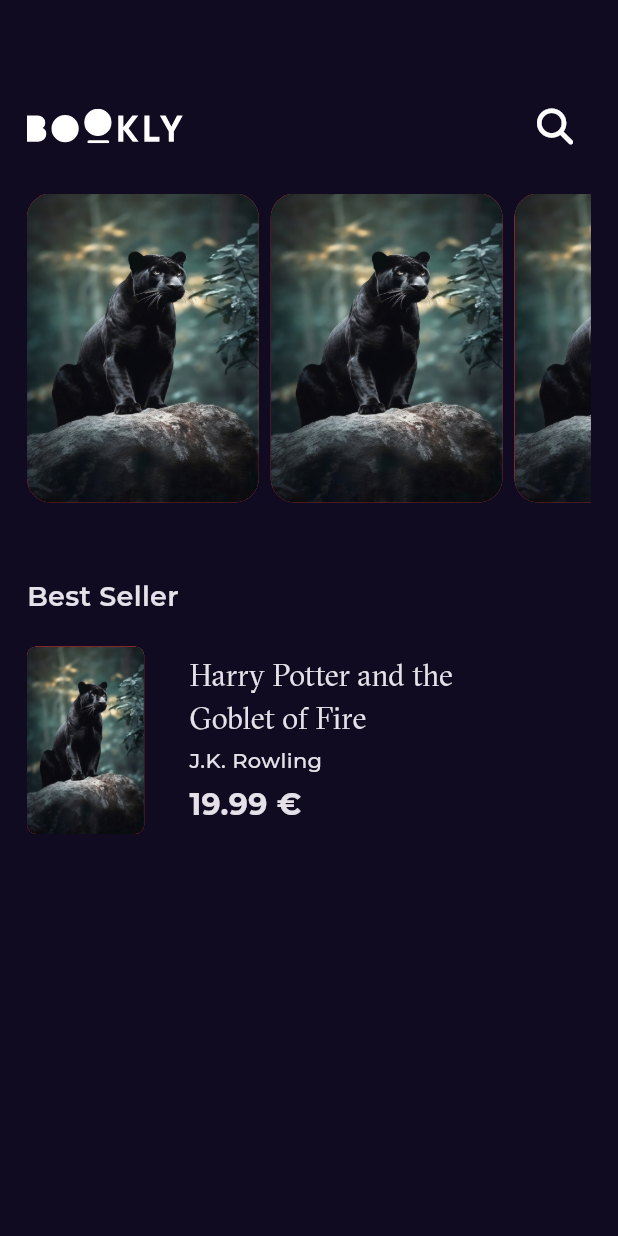
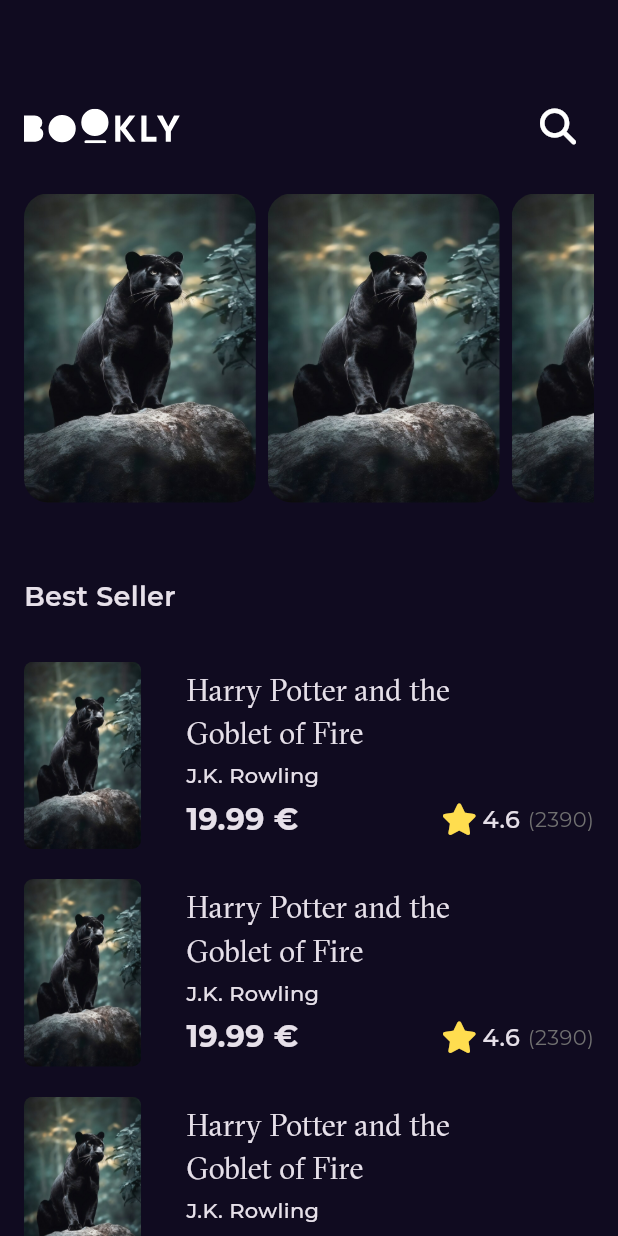
Before and after one commit to hamz491/Bookly, a Flutter app: the screen it shows after launch, on a phone screen of 412 x 824 dp. Run offline on Flutter 3.47's test engine with Material 3 defaults, Android fonts, the phone set to English and light mode, and no system bars; our stand-ins replace flutter_svg, font_awesome_flutter, go_router, google_fonts.

Commit message:
create custom_book_details_app_bar

```diff
--- /dev/null
+++ b/lib/Core/utils/appRouter.dart
@@ -0,0 +1,24 @@
+import 'package:bookly/Features/Home/presentation/View/Book_Details_View.dart';
+import 'package:bookly/Features/Home/presentation/View/HomeView.dart';
+import 'package:bookly/Features/Splash/Preserntaion/view/SplashView.dart';
+import 'package:bookly/constants.dart';
+import 'package:go_router/go_router.dart';
+
+abstract class appRouter {
+  static final router = GoRouter(
+    routes: [
+      GoRoute(
+        path: '/', // initial route
+        builder: (context, state) => const SplashView(),
+      ),
+      GoRoute(
+        path: khomeView,
+        builder: (context, state) => const HomeView(),
+      ),
+      GoRoute(
+        path: kbookdetails_view,
+        builder: (context, state) => const BookDetailsView(),
+      ),
+    ],
+  );
+}
--- /dev/null
+++ b/lib/Features/Home/presentation/View/Book_Details_View.dart
@@ -0,0 +1,22 @@
+import 'package:bookly/Features/Home/presentation/Widgets/custom_book_details_appBar.dart';
+import 'package:flutter/material.dart';
+
+class BookDetailsView extends StatelessWidget {
+  const BookDetailsView({super.key});
+
+  @override
+  Widget build(BuildContext context) {
+    return const Scaffold(
+      body: Padding(
+        padding: EdgeInsets.symmetric(horizontal: 23),
+        child: SafeArea(
+          child: Column(
+            children: [
+              Custom_Book_Details_App_bar(),
+            ],
+          ),
+        ),
+      ),
+    );
+  }
+}
--- a/lib/Features/Home/presentation/View/HomeView.dart
+++ b/lib/Features/Home/presentation/View/HomeView.dart
@@ -1,7 +1,5 @@
-import 'package:bookly/Core/utils/Styles.dart';
-import 'package:bookly/Features/Splash/Preserntaion/view/Widgets/BestSellerListview_Item.dart';
-import 'package:bookly/Features/Splash/Preserntaion/view/Widgets/Custom_AppBar.dart';
-import 'package:bookly/Features/Splash/Preserntaion/view/Widgets/Custom_ListView.dart';
+import 'package:bookly/Features/Home/presentation/Widgets/BestSellerListview_Item.dart';
+import 'package:bookly/Features/Home/presentation/Widgets/homeView_body.dart';
 import 'package:flutter/material.dart';
 
 class HomeView extends StatelessWidget {
@@ -10,24 +8,7 @@ class HomeView extends StatelessWidget {
   @override
   Widget build(BuildContext context) {
     return const Scaffold(
-      body: Padding(
-        padding: EdgeInsets.symmetric(horizontal: 18),
-        child: Column(
-          crossAxisAlignment: CrossAxisAlignment.start,
-          children: [
-            CustomAppBar(),
-            Custom_ListView(),
-            Padding(
-              padding: EdgeInsets.only(top: 50, bottom: 20),
-              child: Text(
-                'Best Seller',
-                style: Styles.textStyle18,
-              ),
-            ),
-            BestSellerListView_Item(),
-          ],
-        ),
-      ),
+      body: HomeView_Body(),
     );
   }
 }
--- /dev/null
+++ b/lib/Features/Home/presentation/Widgets/BestSellerListview_Item.dart
@@ -0,0 +1,76 @@
+import 'package:bookly/Core/utils/Assets.dart';
+import 'package:bookly/Core/utils/Styles.dart';
+import 'package:bookly/Features/Home/presentation/Widgets/book_rating.dart';
+import 'package:bookly/constants.dart';
+import 'package:flutter/material.dart';
+import 'package:go_router/go_router.dart';
+
+class BestSellerListView_Item extends StatelessWidget {
+  const BestSellerListView_Item({super.key});
+
+  @override
+  Widget build(BuildContext context) {
+    return GestureDetector(
+      onTap: () {
+        GoRouter.of(context).push(kbookdetails_view);
+      },
+      child: Row(
+        children: [
+          SizedBox(
+            height: 125,
+            child: AspectRatio(
+              aspectRatio: 2.5 / 4,
+              child: Container(
+                decoration: BoxDecoration(
+                  borderRadius: BorderRadius.circular(6),
+                  image: const DecorationImage(
+                    fit: BoxFit.fill,
+                    image: AssetImage(AssetsData.ktestimage),
+                  ),
+                ),
+              ),
+            ),
+          ),
+          const SizedBox(width: 30),
+          Expanded(
+            child: Column(
+              crossAxisAlignment: CrossAxisAlignment.start,
+              children: [
+                SizedBox(
+                  width: MediaQuery.of(context).size.width * .5,
+                  child: Text(
+                    'Harry Potter and the Goblet of Fire',
+                    style: Styles.textStyle20.copyWith(
+                      fontFamily: ksectrafont,
+                      fontWeight: FontWeight.normal,
+                    ),
+                    maxLines: 2,
+                    overflow: TextOverflow.ellipsis,
+                  ),
+                ),
+                const SizedBox(height: 3),
+                Text(
+                  'J.K. Rowling',
+                  style: Styles.textStyle14.copyWith(
+                    fontWeight: FontWeight.w500,
+                  ),
+                ),
+                const SizedBox(height: 5),
+                const Row(
+                  children: [
+                    Text(
+                      '19.99 €',
+                      style: Styles.textStyle20,
+                    ),
+                    Spacer(),
+                    BookRating(),
+                  ],
+                ),
+              ],
+            ),
+          ),
+        ],
+      ),
+    );
+  }
+}
--- /dev/null
+++ b/lib/Features/Home/presentation/Widgets/Book_Details_View_Body.dart
@@ -0,0 +1,10 @@
+import 'package:flutter/material.dart';
+
+class BookDetailsView_Body extends StatelessWidget {
+  const BookDetailsView_Body({super.key});
+
+  @override
+  Widget build(BuildContext context) {
+    return Container();
+  }
+}
--- a/lib/Features/Splash/Preserntaion/view/Widgets/Custom_ListView.dart
+++ b/lib/Features/Home/presentation/Widgets/Custom_ListView.dart
@@ -1,4 +1,4 @@
-import 'package:bookly/Features/Splash/Preserntaion/view/Widgets/Custom_bookCard.dart';
+import 'package:bookly/Features/Home/presentation/Widgets/Custom_bookCard.dart';
 import 'package:flutter/material.dart';
 
 class Custom_ListView extends StatelessWidget {
--- a/lib/Features/Splash/Preserntaion/view/Widgets/Custom_bookCard.dart
+++ b/lib/Features/Home/presentation/Widgets/Custom_bookCard.dart
@@ -14,7 +14,6 @@ class BookCard extends StatelessWidget {
           height: MediaQuery.of(context).size.height * .25,
           decoration: BoxDecoration(
             borderRadius: BorderRadius.circular(16),
-            color: Colors.red,
             image: const DecorationImage(
               fit: BoxFit.fill,
               image: AssetImage(AssetsData.ktestimage),
--- a/lib/Features/Splash/Preserntaion/view/Widgets/SplashView_Body.dart
+++ b/lib/Features/Home/presentation/Widgets/SplashView_Body.dart
@@ -1,10 +1,9 @@
 import 'package:bookly/Core/utils/Assets.dart';
-import 'package:bookly/Features/Home/presentation/View/HomeView.dart';
-import 'package:bookly/Features/Splash/Preserntaion/view/Widgets/SlidingText.dart';
+import 'package:bookly/Features/Home/presentation/Widgets/SlidingText.dart';
 import 'package:bookly/constants.dart';
 import 'package:flutter/material.dart';
 import 'package:flutter_svg/flutter_svg.dart';
-import 'package:get/get.dart';
+import 'package:go_router/go_router.dart';
 
 class SplashView_Body extends StatefulWidget {
   const SplashView_Body({super.key});
@@ -59,11 +58,7 @@ class _SplashView_BodyState extends State<SplashView_Body>
     Future.delayed(
       const Duration(seconds: 2),
       () {
-        Get.to(
-          () => const HomeView(),
-          transition: Transition.fade,
-          duration: kTransitionDuration,
-        );
+        GoRouter.of(context).push(khomeView);
       },
     );
   }
--- /dev/null
+++ b/lib/Features/Home/presentation/Widgets/bestSellerListView_Builder.dart
@@ -0,0 +1,21 @@
+import 'package:bookly/Features/Home/presentation/Widgets/BestSellerListview_Item.dart';
+import 'package:flutter/widgets.dart';
+
+class BestSellerListView_Builder extends StatelessWidget {
+  const BestSellerListView_Builder({super.key});
+
+  @override
+  Widget build(BuildContext context) {
+    return ListView.builder(
+      physics: const NeverScrollableScrollPhysics(),
+      padding: EdgeInsets.zero,
+      itemCount: 10,
+      itemBuilder: (context, index) {
+        return const Padding(
+          padding: EdgeInsets.symmetric(vertical: 10),
+          child: BestSellerListView_Item(),
+        );
+      },
+    );
+  }
+}
--- /dev/null
+++ b/lib/Features/Home/presentation/Widgets/book_rating.dart
@@ -0,0 +1,32 @@
+import 'package:bookly/Core/utils/Styles.dart';
+import 'package:flutter/material.dart';
+import 'package:font_awesome_flutter/font_awesome_flutter.dart';
+
+class BookRating extends StatelessWidget {
+  const BookRating({super.key});
+
+  @override
+  Widget build(BuildContext context) {
+    return Row(
+      children: [
+        const Icon(
+          FontAwesomeIcons.solidStar,
+          color: Color(0xffFFDD4F),
+          size: 21,
+        ),
+        const SizedBox(width: 6.3),
+        const Text(
+          '4.6',
+          style: Styles.textStyle16,
+        ),
+        const SizedBox(width: 5),
+        Text(
+          '(2390)',
+          style: Styles.textStyle14.copyWith(
+            color: const Color(0xff707070),
+          ),
+        )
+      ],
+    );
+  }
+}
--- /dev/null
+++ b/lib/Features/Home/presentation/Widgets/custom_book_details_appBar.dart
@@ -0,0 +1,27 @@
+import 'package:flutter/material.dart';
+
+class Custom_Book_Details_App_bar extends StatelessWidget {
+  const Custom_Book_Details_App_bar({super.key});
+
+  @override
+  Widget build(BuildContext context) {
+    return Row(
+      mainAxisAlignment: MainAxisAlignment.spaceBetween,
+      children: [
+        IconButton(
+          onPressed: () {},
+          icon: const Icon(
+            Icons.close,
+            color: Colors.white,
+            size: 32,
+          ),
+        ),
+        const Icon(
+          Icons.shopping_cart_outlined,
+          color: Colors.white,
+          size: 28,
+        ),
+      ],
+    );
+  }
+}
--- /dev/null
+++ b/lib/Features/Home/presentation/Widgets/homeView_body.dart
@@ -0,0 +1,40 @@
+import 'package:bookly/Core/utils/Styles.dart';
+import 'package:bookly/Features/Home/presentation/Widgets/Custom_AppBar.dart';
+import 'package:bookly/Features/Home/presentation/Widgets/Custom_ListView.dart';
+import 'package:bookly/Features/Home/presentation/Widgets/bestSellerListView_Builder.dart';
+import 'package:flutter/material.dart';
+
+class HomeView_Body extends StatelessWidget {
+  const HomeView_Body({super.key});
+
+  @override
+  Widget build(BuildContext context) {
+    return const Padding(
+      padding: EdgeInsets.symmetric(horizontal: 16),
+      child: CustomScrollView(
+        physics: BouncingScrollPhysics(),
+        slivers: [
+          SliverToBoxAdapter(
+            child: Column(
+              crossAxisAlignment: CrossAxisAlignment.start,
+              children: [
+                CustomAppBar(),
+                Custom_ListView(),
+                Padding(
+                  padding: EdgeInsets.only(top: 50, bottom: 20),
+                  child: Text(
+                    'Best Seller',
+                    style: Styles.textStyle18,
+                  ),
+                ),
+              ],
+            ),
+          ),
+          SliverFillRemaining(
+            child: BestSellerListView_Builder(),
+          ),
+        ],
+      ),
+    );
+  }
+}
--- a/lib/Features/Splash/Preserntaion/view/SplashView.dart
+++ b/lib/Features/Splash/Preserntaion/view/SplashView.dart
@@ -1,4 +1,4 @@
-import 'package:bookly/Features/Splash/Preserntaion/view/Widgets/SplashView_Body.dart';
+import 'package:bookly/Features/Home/presentation/Widgets/SplashView_Body.dart';
 import 'package:flutter/material.dart';
 
 class SplashView extends StatelessWidget {
--- a/lib/Features/Splash/Preserntaion/view/Widgets/BestSellerListview_Item.dart
+++ /dev/null
@@ -1,62 +0,0 @@
-import 'package:bookly/Core/utils/Assets.dart';
-import 'package:bookly/Core/utils/Styles.dart';
-import 'package:bookly/constants.dart';
-import 'package:flutter/material.dart';
-
-class BestSellerListView_Item extends StatelessWidget {
-  const BestSellerListView_Item({super.key});
-
-  @override
-  Widget build(BuildContext context) {
-    return Row(
-      children: [
-        SizedBox(
-          height: 125,
-          child: AspectRatio(
-            aspectRatio: 2.5 / 4,
-            child: Container(
-              decoration: BoxDecoration(
-                color: Colors.red,
-                borderRadius: BorderRadius.circular(6),
-                image: const DecorationImage(
-                  fit: BoxFit.fill,
-                  image: AssetImage(AssetsData.ktestimage),
-                ),
-              ),
-            ),
-          ),
-        ),
-        const SizedBox(width: 30),
-        Column(
-          crossAxisAlignment: CrossAxisAlignment.start,
-          children: [
-            SizedBox(
-              width: MediaQuery.of(context).size.width * .5,
-              child: Text(
-                'Harry Potter and the Goblet of Fire',
-                style: Styles.textStyle20.copyWith(
-                  fontFamily: ksectrafont,
-                  fontWeight: FontWeight.normal,
-                ),
-                maxLines: 2,
-                overflow: TextOverflow.ellipsis,
-              ),
-            ),
-            const SizedBox(height: 3),
-            Text(
-              'J.K. Rowling',
-              style: Styles.textStyle14.copyWith(
-                fontWeight: FontWeight.w500,
-              ),
-            ),
-            const SizedBox(height: 5),
-            const Text(
-              '19.99 €',
-              style: Styles.textStyle20,
-            ),
-          ],
-        ),
-      ],
-    );
-  }
-}
--- a/lib/constants.dart
+++ b/lib/constants.dart
@@ -4,3 +4,5 @@ const kPrimaryColor = Color(0xff100B20);
 const kTransitionDuration = Duration(seconds: 1);
 const kLogo = 'assets/images/Logo.svg';
 const ksectrafont = 'gt-sectra-fine-book-webfont';
+const khomeView = '/homeView';
+const kbookdetails_view = '/bookdetailsview';
--- a/lib/main.dart
+++ b/lib/main.dart
@@ -1,7 +1,6 @@
-import 'package:bookly/Features/Splash/Preserntaion/view/SplashView.dart';
+import 'package:bookly/Core/utils/appRouter.dart';
 import 'package:bookly/constants.dart';
 import 'package:flutter/material.dart';
-import 'package:get/get.dart';
 import 'package:google_fonts/google_fonts.dart';
 
 void main() {
@@ -13,14 +12,18 @@ class Bookly extends StatelessWidget {
 
   @override
   Widget build(BuildContext context) {
-    return GetMaterialApp(
+    return MaterialApp.router(
+      routerConfig: appRouter.router,
+      debugShowCheckedModeBanner: false,
       theme: ThemeData().copyWith(
-        appBarTheme:
-            const AppBarTheme().copyWith(backgroundColor: kPrimaryColor),
+        appBarTheme: const AppBarTheme().copyWith(
+          backgroundColor: kPrimaryColor,
+        ),
         scaffoldBackgroundColor: kPrimaryColor,
-        textTheme: GoogleFonts.montserratTextTheme(ThemeData.dark().textTheme),
+        textTheme: GoogleFonts.montserratTextTheme(
+          ThemeData.dark().textTheme,
+        ),
       ),
-      home: const SplashView(),
     );
   }
 }
--- a/pubspec.yaml
+++ b/pubspec.yaml
@@ -35,6 +35,7 @@ dependencies:
   flutter_svg: ^2.0.9
   font_awesome_flutter: ^10.6.0
   get: ^4.6.6
+  go_router: ^13.0.1
   google_fonts: ^6.1.0
 
 dev_dependencies:
@@ -68,7 +69,6 @@ flutter:
     - family: "gt-sectra-fine-book-webfont"
       fonts:
         - asset: "assets/fonts/gt-sectra-fine-book-webfont.woff.ttf"
-
   #   - family: Trajan Pro
   #     fonts:
   #       - asset: fonts/TrajanPro.ttf
```
Also changed, not shown: lib/Features/Home/presentation/Widgets/Custom_AppBar.dart (renamed from lib/Features/Splash/Preserntaion/view/Widgets/Custom_AppBar.dart), lib/Features/Home/presentation/Widgets/SlidingText.dart (renamed from lib/Features/Splash/Preserntaion/view/Widgets/SlidingText.dart), pubspec.lock.
